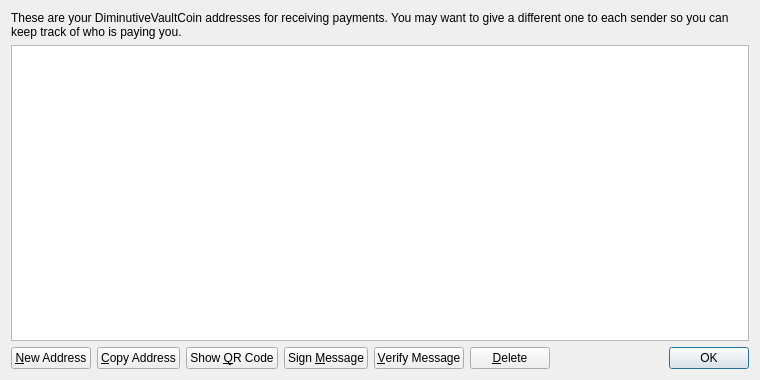
Qt form src/qt/forms/addressbookpage.ui (wizadr/DiminutiveCoin) before a commit.
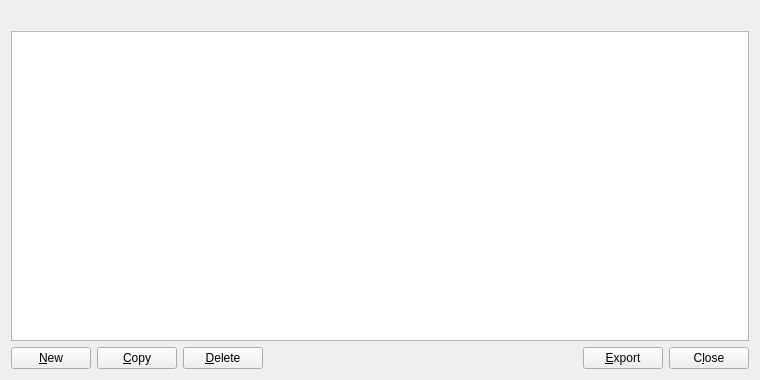
The same form after that commit. Icons and pictures are not drawn.

Patch:
```diff
--- a/src/qt/forms/addressbookpage.ui
+++ b/src/qt/forms/addressbookpage.ui
@@ -16,9 +16,6 @@
   <layout class="QVBoxLayout" name="verticalLayout">
    <item>
     <widget class="QLabel" name="labelExplanation">
-     <property name="text">
-      <string>These are your DiminutiveVaultCoin addresses for receiving payments. You may want to give a different one to each sender so you can keep track of who is paying you.</string>
-     </property>
      <property name="textFormat">
       <enum>Qt::PlainText</enum>
      </property>
@@ -38,6 +35,9 @@
      <property name="tabKeyNavigation">
       <bool>false</bool>
      </property>
+     <property name="alternatingRowColors">
+      <bool>true</bool>
+     </property>
      <property name="selectionMode">
       <enum>QAbstractItemView::SingleSelection</enum>
      </property>
@@ -60,7 +60,14 @@
         <string>Create a new address</string>
        </property>
        <property name="text">
-        <string>&amp;New Address</string>
+        <string>&amp;New</string>
+       </property>
+       <property name="icon">
+        <iconset resource="../bitcoin.qrc">
+         <normaloff>:/icons/add</normaloff>:/icons/add</iconset>
+       </property>
+       <property name="autoDefault">
+        <bool>false</bool>
        </property>
       </widget>
      </item>
@@ -70,45 +77,32 @@
         <string>Copy the currently selected address to the system clipboard</string>
        </property>
        <property name="text">
-        <string>&amp;Copy Address</string>
+        <string>&amp;Copy</string>
        </property>
-      </widget>
-     </item>
-     <item>
-      <widget class="QPushButton" name="showQRCode">
-       <property name="text">
-        <string>Show &amp;QR Code</string>
+       <property name="icon">
+        <iconset resource="../bitcoin.qrc">
+         <normaloff>:/icons/editcopy</normaloff>:/icons/editcopy</iconset>
        </property>
-      </widget>
-     </item>
-     <item>
-      <widget class="QPushButton" name="signMessage">
-       <property name="toolTip">
-        <string>Sign a message to prove you own a DiminutiveVaultCoin address</string>
+       <property name="autoDefault">
+        <bool>false</bool>
        </property>
-       <property name="text">
-        <string>Sign &amp;Message</string>
-       </property>
       </widget>
      </item>
      <item>
-      <widget class="QPushButton" name="verifyMessage">
-       <property name="toolTip">
-        <string>Verify a message to ensure it was signed with a specified DiminutiveVaultCoin address</string>
-       </property>
-       <property name="text">
-        <string>&amp;Verify Message</string>
-       </property>
-      </widget>
-     </item>
-     <item>
-      <widget class="QPushButton" name="deleteButton">
+      <widget class="QPushButton" name="deleteAddress">
        <property name="toolTip">
         <string>Delete the currently selected address from the list</string>
        </property>
        <property name="text">
         <string>&amp;Delete</string>
        </property>
+       <property name="icon">
+        <iconset resource="../bitcoin.qrc">
+         <normaloff>:/icons/remove</normaloff>:/icons/remove</iconset>
+       </property>
+       <property name="autoDefault">
+        <bool>false</bool>
+       </property>
       </widget>
      </item>
      <item>
@@ -125,15 +119,35 @@
       </spacer>
      </item>
      <item>
-      <widget class="QDialogButtonBox" name="buttonBox">
+      <widget class="QPushButton" name="exportButton">
+       <property name="toolTip">
+        <string>Export the data in the current tab to a file</string>
+       </property>
+       <property name="text">
+        <string>&amp;Export</string>
+       </property>
+       <property name="icon">
+        <iconset resource="../bitcoin.qrc">
+         <normaloff>:/icons/export</normaloff>:/icons/export</iconset>
+       </property>
+       <property name="autoDefault">
+        <bool>false</bool>
+       </property>
+      </widget>
+     </item>
+     <item>
+      <widget class="QPushButton" name="closeButton">
        <property name="sizePolicy">
-        <sizepolicy hsizetype="Maximum" vsizetype="Fixed">
+        <sizepolicy hsizetype="Minimum" vsizetype="Minimum">
          <horstretch>0</horstretch>
          <verstretch>0</verstretch>
         </sizepolicy>
        </property>
-       <property name="standardButtons">
-        <set>QDialogButtonBox::Ok</set>
+       <property name="text">
+        <string>C&amp;lose</string>
+       </property>
+       <property name="autoDefault">
+        <bool>false</bool>
        </property>
       </widget>
      </item>
```
Left out of the diff: 11 changed lines with no effect on the pictures.
